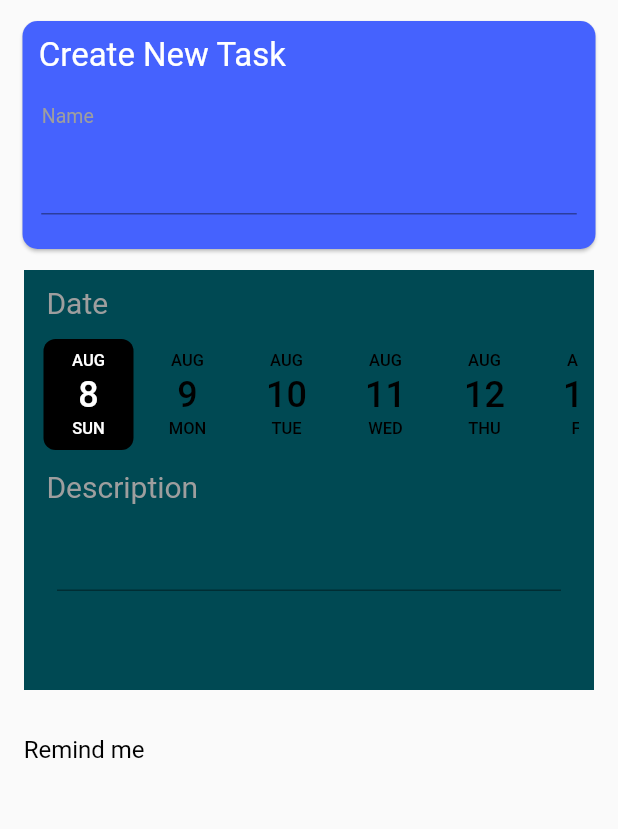
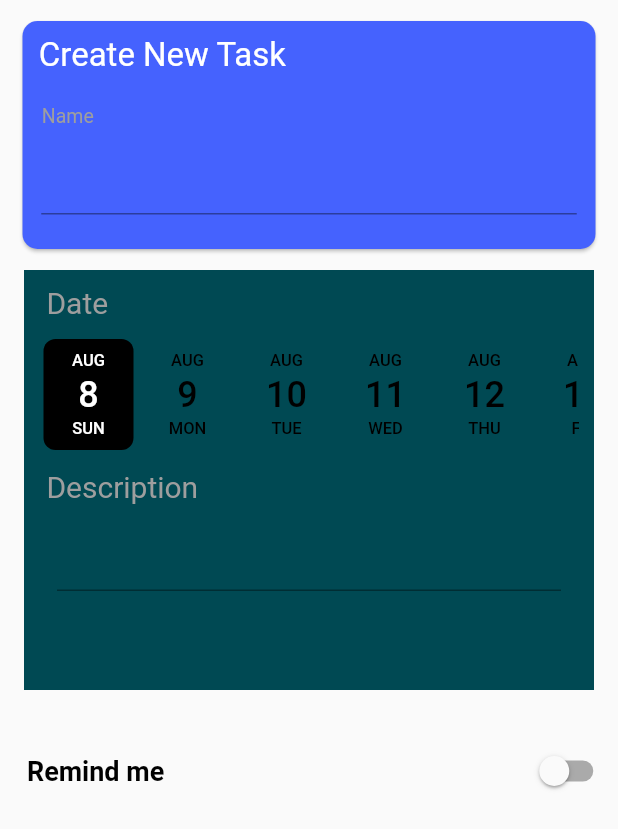
Before and after one commit to zdravkostanin1/tasklist, a Flutter app: the screen it shows after launch, after a tap on the "add" icon, on a phone screen of 412 x 824 dp. Shown: the top 829 px of the screen. Run offline on Flutter 3.47's test engine with Material 2 defaults, Android fonts, the phone set to English and light mode, and no system bars; drawn by our look-alikes of date_picker_timeline; our stand-ins replace animated_bottom_navigation_bar; missing offline and left inert: calendar_appbar.

Commit message:
Added a Switch Widget, next to the 'Remind me' Text Widget, put a SizedBox between them as well. And made a new variable.

```diff
--- a/lib/CreateTaskScreen.dart
+++ b/lib/CreateTaskScreen.dart
@@ -7,6 +7,8 @@ class CreateTask extends StatefulWidget {
 }
 
 class _CreateTaskState extends State<CreateTask> {
+  bool isSwitched = false;
+
   @override
   Widget build(BuildContext context) {
     return MaterialApp(
@@ -170,7 +172,30 @@ class _CreateTaskState extends State<CreateTask> {
               children: [
                 Text(
                   '    Remind me',
-                  style: TextStyle(fontSize: 16.0, color: Colors.black),
+                  style: TextStyle(
+                    fontSize: 18.0,
+                    color: Colors.black,
+                    fontWeight: FontWeight.bold,
+                  ),
+                ),
+
+                /// SizedBox for space
+                SizedBox(
+                  width: 240.0,
+                ),
+
+                /// Toggle Button
+                Switch(
+                  value: isSwitched,
+                  onChanged: (value) {
+                    setState(() {
+                      isSwitched = value;
+                    });
+                  },
+
+                  /// Colors of the toggle button
+                  activeTrackColor: Colors.orange,
+                  activeColor: Colors.yellow,
                 ),
               ],
             ),
```
